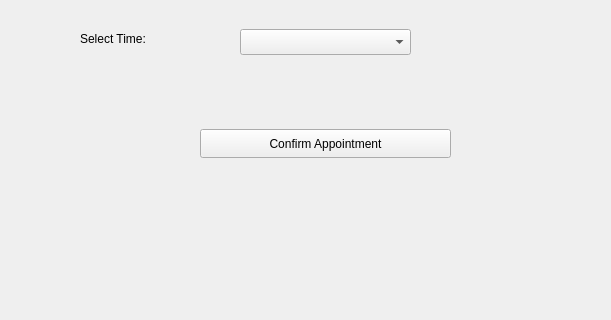
The window that bookappointmentwindow.ui (KirolousFouty/Hospital_Project) describes before a commit, drawn with Qt 5; both pictures show x 180 to 791 and y 281 to 601 of the 1005 by 601 pixel window.
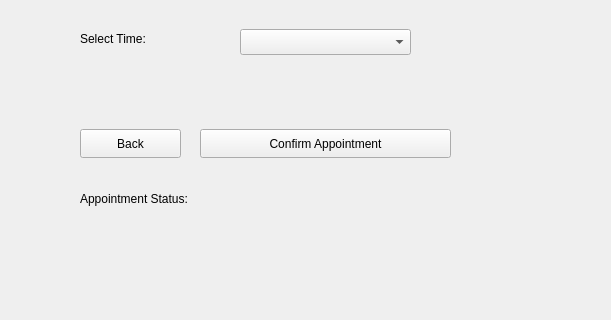
The same window after the commit.

Commit message: - Completed BookAppointmentWindow - Completed ShowPatientInformationWindow - Implemented duplication checks for appointments - Further integration of class DateAndTime - Fixed some errors in class Patient and Doctor - Added some constructors - Added missing attributes in existing constructors - Major improvement in Appointment::showAppointment() - Added buttons and labels to different windows - Made some windows require login such as ShowPatientInformationWindow

Patch:
```diff
--- a/bookappointmentwindow.ui
+++ b/bookappointmentwindow.ui
@@ -149,6 +149,32 @@
     </rect>
    </property>
   </widget>
+  <widget class="QLabel" name="appointmentStatusTitle">
+   <property name="geometry">
+    <rect>
+     <x>260</x>
+     <y>470</y>
+     <width>451</width>
+     <height>20</height>
+    </rect>
+   </property>
+   <property name="text">
+    <string>Appointment Status:</string>
+   </property>
+  </widget>
+  <widget class="QPushButton" name="backButton">
+   <property name="geometry">
+    <rect>
+     <x>260</x>
+     <y>410</y>
+     <width>101</width>
+     <height>29</height>
+    </rect>
+   </property>
+   <property name="text">
+    <string>Back</string>
+   </property>
+  </widget>
  </widget>
  <resources/>
  <connections/>
```
The commit also changes 15 other files.
